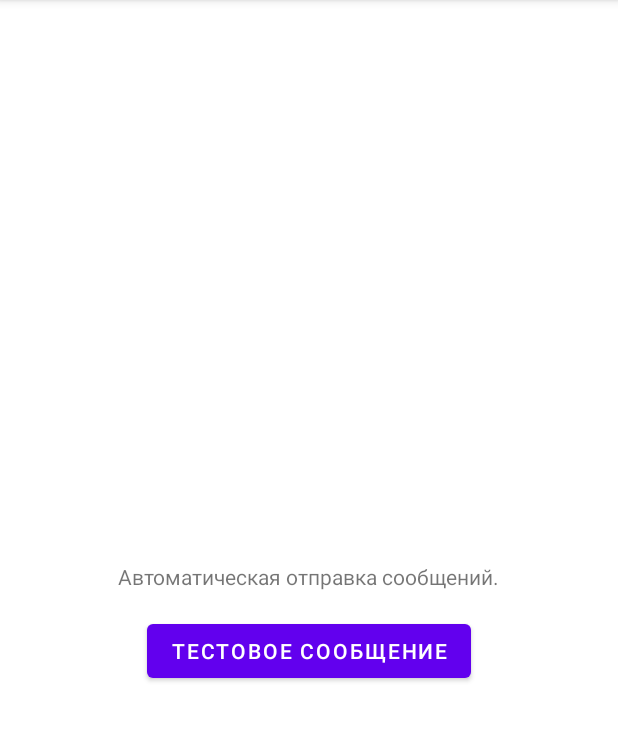
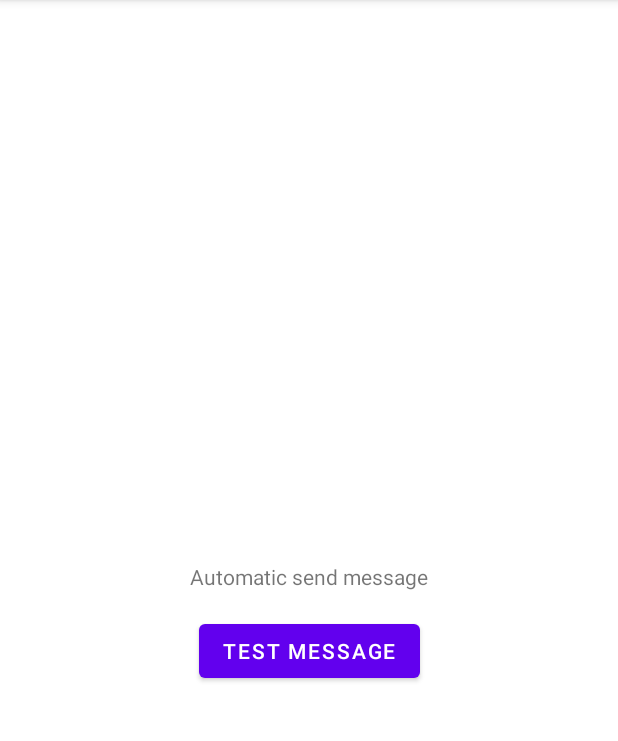
Before and after one commit to dizyaa/sms-receiver-android, an Android app: the screen it shows after launch (MainActivity), on a phone screen of 412 x 824 dp, the part 84-825 px from its top. Run offline under Robolectric (Android 15) with nearby library versions, the phone set to English and light mode, and no system bars; network calls fail; 1 statement that could not run was skipped.

Commit message:
refactor: structure

```diff
--- a/app/src/main/java/dev/dizel/smsreceiver/MainActivity.kt
+++ b/app/src/main/java/dev/dizel/smsreceiver/MainActivity.kt
@@ -4,6 +4,9 @@ import android.os.Build
 import androidx.appcompat.app.AppCompatActivity
 import android.os.Bundle
 import android.widget.Button
+import androidx.lifecycle.lifecycleScope
+import kotlinx.coroutines.coroutineScope
+import kotlinx.coroutines.launch
 
 class MainActivity : AppCompatActivity() {
     override fun onCreate(savedInstanceState: Bundle?) {
@@ -17,14 +20,21 @@ class MainActivity : AppCompatActivity() {
     }
 
     private fun sendStartUpMessage() {
-        val model = Build.MODEL
-        val message = "Запущено устройство $model"
-        TelegramActions().sendMessage(message)
+        sendMessage("Starting ${Build.MODEL}")
     }
 
     private fun sendTestMessage() {
-        val model = Build.MODEL
-        val message = "Тестовое сообщение с $model"
-        TelegramActions().sendMessage(message)
+        sendMessage("Test message from ${Build.MODEL}")
+    }
+
+    private fun sendMessage(text: String) {
+        val message = Message(
+            chatId = BuildConfig.TELEGRAM_USER_ID,
+            text = text
+        )
+
+        lifecycleScope.launch {
+            RetrofitBuilder.apiService.sendMessage(message)
+        }
     }
 }
--- /dev/null
+++ b/app/src/main/java/dev/dizel/smsreceiver/RetrofitBuilder.kt
@@ -0,0 +1,14 @@
+package dev.dizel.smsreceiver
+
+import retrofit2.Retrofit
+import retrofit2.converter.gson.GsonConverterFactory
+
+object RetrofitBuilder {
+
+    private val retrofit = Retrofit.Builder()
+        .baseUrl("${BuildConfig.TELEGRAM_BASE_URL}${BuildConfig.TELEGRAM_BOT_TOKEN}/")
+        .addConverterFactory(GsonConverterFactory.create())
+        .build()
+
+    val apiService: TelegramApi = retrofit.create(TelegramApi::class.java)
+}
--- a/app/src/main/java/dev/dizel/smsreceiver/TelegramActions.kt
+++ /dev/null
@@ -1,37 +0,0 @@
-package dev.dizel.smsreceiver
-
-import retrofit2.Call
-import retrofit2.Callback
-import retrofit2.Response
-import retrofit2.Retrofit
-import retrofit2.converter.gson.GsonConverterFactory
-
-class TelegramActions {
-
-    private val retrofit = Retrofit.Builder()
-        .baseUrl("$BASE_URL$TOKEN_BOT/")
-        .addConverterFactory(GsonConverterFactory.create())
-        .build()
-
-    private val emptyCallback = object : Callback<Message> {
-        override fun onResponse(call: Call<Message>, response: Response<Message>) {}
-        override fun onFailure(call: Call<Message>, t: Throwable) {}
-    }
-
-    fun sendMessage(text: String) {
-        val message = Message(
-            chatId = USER_ID,
-            text = text
-        )
-
-        retrofit.create(TelegramApi::class.java)
-            .sendMessage(message)
-            .enqueue(emptyCallback)
-    }
-
-    companion object {
-        private const val BASE_URL = "https://api.telegram.org/bot"
-        private const val TOKEN_BOT = ""
-        private const val USER_ID = ""
-    }
-}
--- a/app/src/main/java/dev/dizel/smsreceiver/TelegramApi.kt
+++ b/app/src/main/java/dev/dizel/smsreceiver/TelegramApi.kt
@@ -6,7 +6,7 @@ import retrofit2.http.POST
 
 interface TelegramApi {
     @POST("sendMessage")
-    fun sendMessage(
+    suspend fun sendMessage(
         @Body body: Message
-    ): Call<Message>
+    ): Message
 }
--- a/app/src/main/res/layout/activity_main.xml
+++ b/app/src/main/res/layout/activity_main.xml
@@ -10,7 +10,7 @@
         android:id="@+id/textView"
         android:layout_width="wrap_content"
         android:layout_height="wrap_content"
-        android:text="Автоматическая отправка сообщений."
+        android:text="Automatic send message"
         app:layout_constraintBottom_toBottomOf="parent"
         app:layout_constraintLeft_toLeftOf="parent"
         app:layout_constraintRight_toRightOf="parent"
@@ -21,7 +21,7 @@
         android:layout_width="wrap_content"
         android:layout_height="wrap_content"
         android:layout_marginTop="16dp"
-        android:text="тестовое сообщение"
+        android:text="Test message"
         app:layout_constraintEnd_toEndOf="@+id/textView"
         app:layout_constraintStart_toStartOf="@+id/textView"
         app:layout_constraintTop_toBottomOf="@+id/textView" />
--- a/gradle.properties
+++ b/gradle.properties
@@ -19,3 +19,7 @@ android.useAndroidX=true
 android.enableJetifier=true
 # Kotlin code style for this project: "official" or "obsolete":
 kotlin.code.style=official
+
+TELEGRAM_BASE_URL=""
+TELEGRAM_BOT_TOKEN=""
+TELEGRAM_USER_ID=""
```
Also changed, not shown: app/build.gradle (+9 -0 lines), app/src/main/java/dev/dizel/smsreceiver/SMSBroadcastReceiver.kt (+21 -25 lines).
